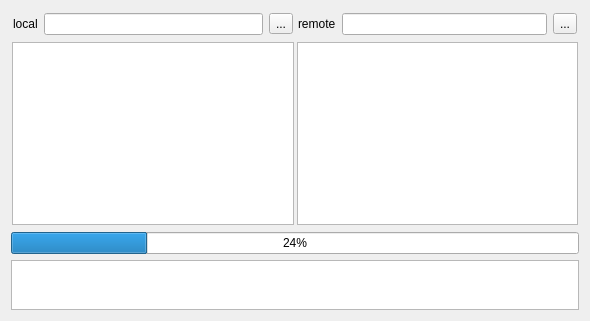
Above: src/sftpwindow/sftpwindow.ui from QQxiaoming/quardCRT before the change. Below: the same form after it.
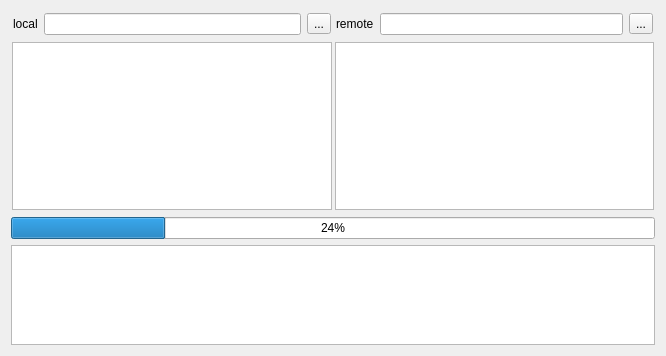
That is the form after the change.

Commit message: src:Add file dialog functionality and resize window

```diff
--- a/src/sftpwindow/sftpwindow.ui
+++ b/src/sftpwindow/sftpwindow.ui
@@ -6,8 +6,8 @@
    <rect>
     <x>0</x>
     <y>0</y>
-    <width>590</width>
-    <height>321</height>
+    <width>666</width>
+    <height>356</height>
    </rect>
   </property>
   <property name="windowTitle">
@@ -158,13 +158,13 @@
      <property name="minimumSize">
       <size>
        <width>0</width>
-       <height>50</height>
+       <height>100</height>
       </size>
      </property>
      <property name="maximumSize">
       <size>
        <width>16777215</width>
-       <height>50</height>
+       <height>100</height>
       </size>
      </property>
     </widget>
```
The commit also changes 3 other files.
